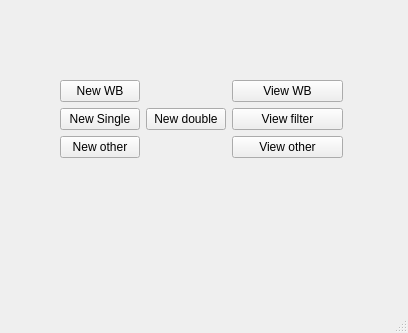
Above: src/gui/main.ui from gfogwill/FrESH before the change. Below: the same form after it.
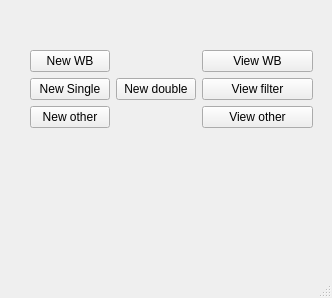
That is the form after the change.

What changed in the file:
```diff
--- a/src/gui/main.ui
+++ b/src/gui/main.ui
@@ -6,8 +6,8 @@
    <rect>
     <x>0</x>
     <y>0</y>
-    <width>408</width>
-    <height>333</height>
+    <width>332</width>
+    <height>298</height>
    </rect>
   </property>
   <property name="windowTitle">
@@ -17,8 +17,8 @@
    <widget class="QWidget" name="formLayoutWidget">
     <property name="geometry">
      <rect>
-      <x>60</x>
-      <y>80</y>
+      <x>30</x>
+      <y>50</y>
       <width>283</width>
       <height>141</height>
      </rect>
```
Left out of the diff: 2 changed lines with no effect on the pictures.
